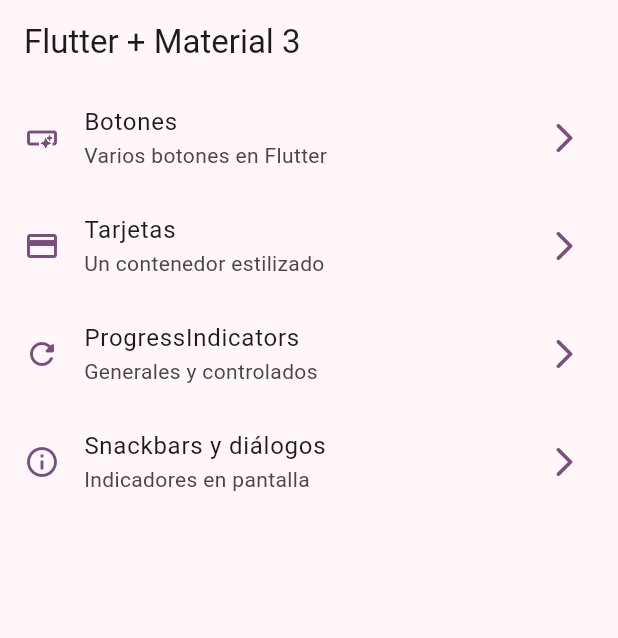
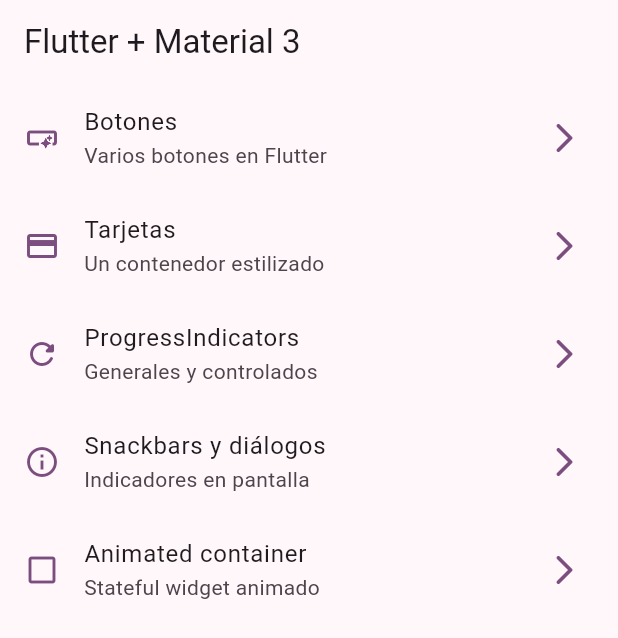
Before and after one commit to emaelgani/Flutter_3_WidgetsApp, a Flutter app: the screen it shows after launch, on a phone screen of 412 x 824 dp. Shown: the top 638 px of the screen. Run offline on Flutter 3.47's test engine with Material 3 defaults, Android fonts, the phone set to English and light mode, and no system bars; our stand-ins replace go_router.

Commit message:
animated container terminado

```diff
--- a/lib/config/menu/menu_items.dart
+++ b/lib/config/menu/menu_items.dart
@@ -38,4 +38,10 @@ const appMenuItems = <MenuItem>[
         subTitle: 'Indicadores en pantalla',
         icon: Icons.info_outline,
         link: '/snackbar'),
+
+    MenuItem(
+        title: 'Animated container',
+        subTitle: 'Stateful widget animado',
+        icon: Icons.check_box_outline_blank,
+        link: '/animated'),
 ];
--- a/lib/config/router/app_router.dart
+++ b/lib/config/router/app_router.dart
@@ -26,10 +26,15 @@ final appRouter = GoRouter(
       name: ProgressScreen.name,
       builder: (context, state) => ProgressScreen(),
     ),
-       GoRoute(
+    GoRoute(
       path: '/snackbar',
       name: SnackBarScreen.name,
       builder: (context, state) => SnackBarScreen(),
     ),
+      GoRoute(
+      path: '/animated',
+      name: AnimatedScreen.name,
+      builder: (context, state) => AnimatedScreen(),
+    ),
   ],
 );
```
Also changed, not shown: lib/presentation/screens/animated/animated_screen.dart (+46 -3 lines).
